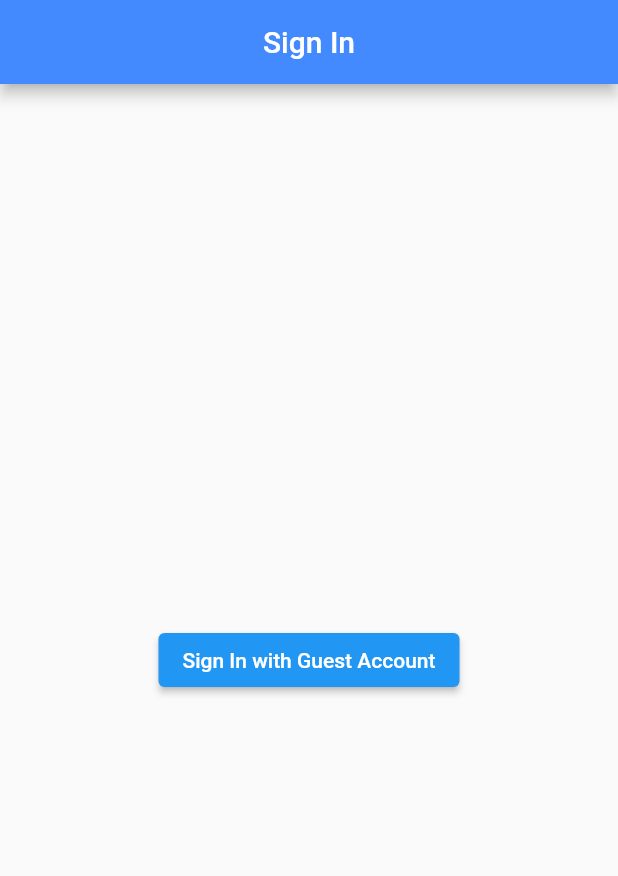
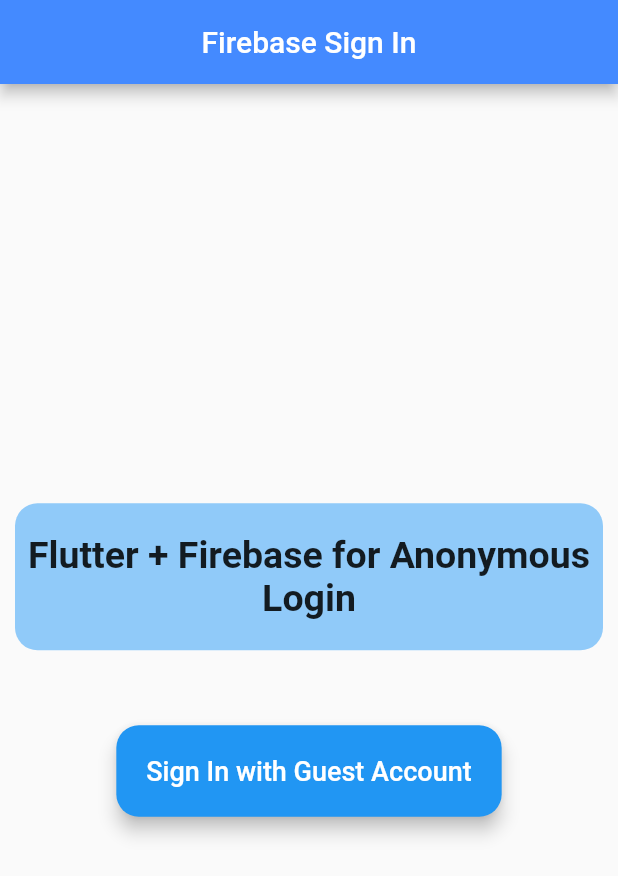
Before and after one commit to M-Dnny/Auth_firebase, a Flutter app: the screen it shows after launch, on a phone screen of 412 x 824 dp. Shown: the top 876 px of the screen. Run offline on Flutter 3.47's test engine with Material 2 defaults, Android fonts, the phone set to English and light mode, and no system bars; our stand-ins replace firebase_auth, firebase_core; accounts and stored records are empty.

Commit message:
First Commit

```diff
--- a/lib/screens/authenticate/sign_in.dart
+++ b/lib/screens/authenticate/sign_in.dart
@@ -17,12 +17,29 @@
       appBar: AppBar(
         centerTitle: true,
         backgroundColor: Colors.blueAccent,
-        title: Text('Sign In'),
+        title: Text('Firebase Sign In'),
       ),
       body: Center(
         child: Column(
           mainAxisAlignment: MainAxisAlignment.center,
           children: [
+            Container(
+              padding: EdgeInsets.symmetric(vertical: 20),
+              margin: EdgeInsets.symmetric(horizontal: 10),
+              decoration: BoxDecoration(
+                borderRadius: BorderRadius.circular(15),
+                color: Colors.blue[200],
+              ),
+              child: Text(
+                'Flutter + Firebase for Anonymous Login',
+                style: TextStyle(
+                  fontSize: 25,
+                  fontWeight: FontWeight.bold,
+                ),
+                textAlign: TextAlign.center,
+              ),
+            ),
+            SizedBox(height: 50),
             ElevatedButton(
               onPressed: () async {
                 dynamic result = await _auth.signInAno();
@@ -33,7 +50,18 @@
                   print(result.uid);
                 }
               },
-              child: Text('Sign In with Guest Account'),
+              child: Text(
+                'Sign In with Guest Account',
+                style: TextStyle(
+                  fontSize: 18,
+                ),
+              ),
+              style: ElevatedButton.styleFrom(
+                elevation: 5,
+                padding: EdgeInsets.symmetric(vertical: 20, horizontal: 20),
+                shape: RoundedRectangleBorder(
+                    borderRadius: BorderRadius.circular(15)),
+              ),
             ),
           ],
         ),
```
